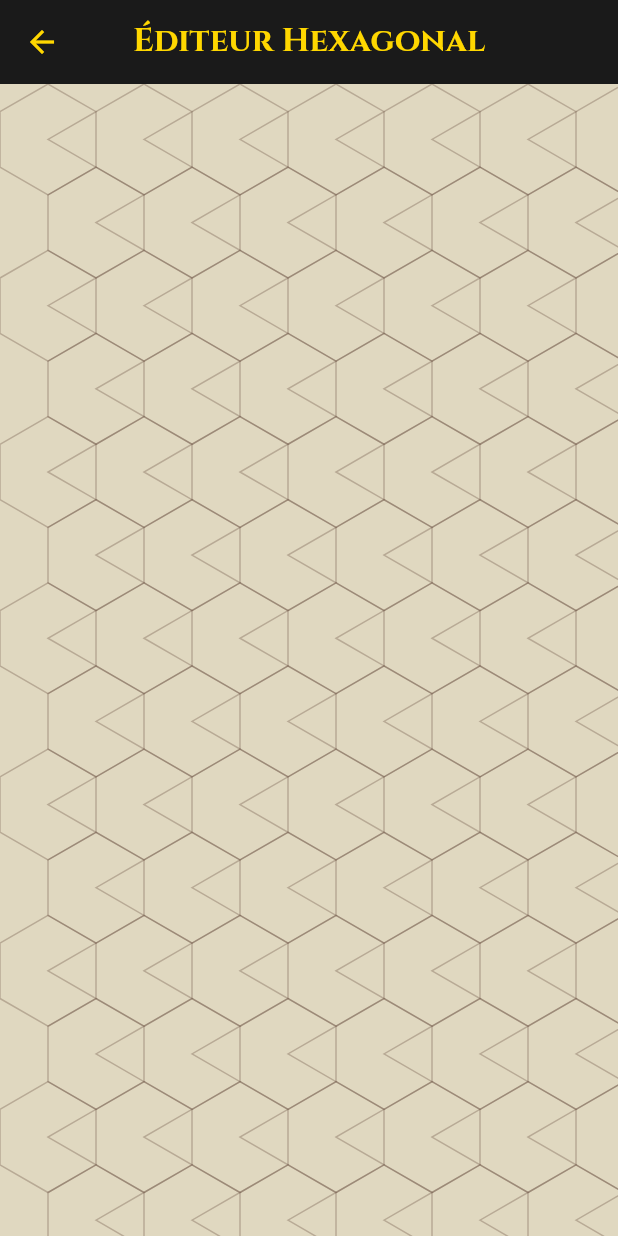
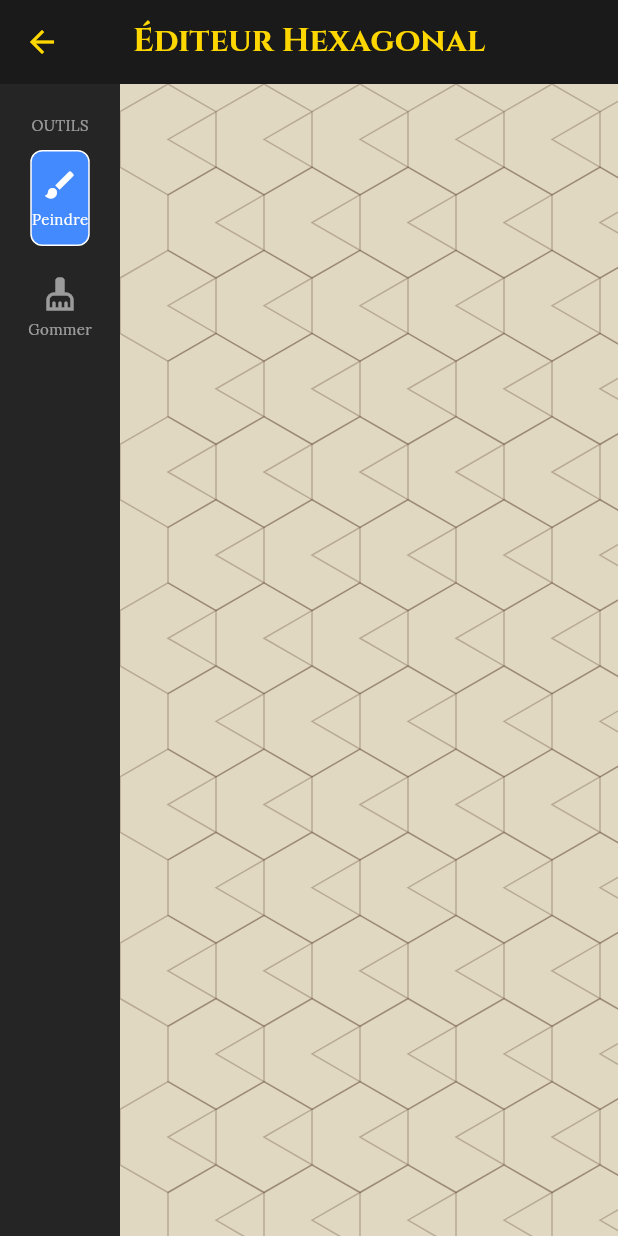
Before and after one commit to TheSecretOfUnicorn/D-D, a Flutter app: the MapEditorPage screen opened directly, on a phone screen of 412 x 824 dp. Run offline on Flutter 3.47's test engine with Material 3 defaults, Android fonts, the phone set to English and light mode, and no system bars; our stand-ins replace google_fonts, logger, share_plus, shared_preferences; accounts and stored records are empty; network calls fail.

Commit message:
Changes to be committed: 	modified:   lib/core/utils/hex_utils.dart 	modified:   lib/features/campaign_manager/data/repositories/campaign_repository.dart 	modified:   lib/features/campaign_manager/presentation/pages/campaign_dashboard_page.dart 	modified:   lib/features/campaign_manager/presentation/pages/campaign_game_page.dart 	modified:   lib/features/character_sheet/presentation/pages/character_sheet_page.dart 	modified:   lib/features/combat/data/models/combatant_model.dart 	modified:   lib/features/combat/presentation/pages/combat_page.dart 	modified:   lib/features/map_editor/presentation/pages/map_editor_page.dart 	modified:   lib/features/map_editor/presentation/painters/tile_layer_painter.dart

```diff
--- a/lib/core/utils/hex_utils.dart
+++ b/lib/core/utils/hex_utils.dart
@@ -1,8 +1,8 @@
-// Fichier : lib/features/map_editor/core/utils/hex_utils.dart
 import 'dart:math';
 import 'package:flutter/material.dart';
 
 class HexUtils {
+  // La seule valeur exacte pour éviter la dérive
   static final double sqrt3 = sqrt(3);
 
   static double width(double radius) => sqrt3 * radius;
@@ -11,7 +11,9 @@ class HexUtils {
   static Offset gridToPixel(int col, int row, double radius) {
     final w = width(radius);
     final h = height(radius);
+    // Décalage une ligne sur deux
     double x = (col * w) + ((row % 2) * (w / 2));
+    // Chevauchement vertical (3/4 de la hauteur)
     double y = row * (h * 0.75);
     return Offset(x + w / 2, y + h / 2);
   }
@@ -19,6 +21,7 @@ class HexUtils {
   static Path getHexPath(double radius) {
     final path = Path();
     for (int i = 0; i < 6; i++) {
+      // 30° = Pointe en haut (Côtés verticaux plats)
       double angleRad = (pi / 180) * (60.0 * i + 30);
       path.lineTo(radius * cos(angleRad), radius * sin(angleRad));
     }
@@ -29,6 +32,7 @@ class HexUtils {
   static Point<int> pixelToGrid(Offset localPosition, double radius, int maxCols, int maxRows) {
     Point<int>? bestPoint;
     double minDistance = double.infinity;
+    // Recherche brute simple et fiable
     for (int r = 0; r < maxRows; r++) {
       for (int c = 0; c < maxCols; c++) {
         final center = gridToPixel(c, r, radius);
--- a/lib/features/campaign_manager/presentation/pages/campaign_dashboard_page.dart
+++ b/lib/features/campaign_manager/presentation/pages/campaign_dashboard_page.dart
@@ -10,7 +10,6 @@ import '../../../character_sheet/presentation/pages/character_sheet_page.dart';
 import '../../../rules_engine/data/models/rule_system_model.dart';
 import '../../../rules_engine/data/repositories/rules_repository_impl.dart';
 import '../../../compendium/presentation/pages/compendium_page.dart';
-import '../../../combat/presentation/pages/combat_page.dart';
 import '../../../wiki/presentation/pages/wiki_page.dart';
 import 'campaign_game_page.dart';
 
@@ -322,7 +321,9 @@ class _CampaignDashboardPageState extends State<CampaignDashboardPage> with Sing
           IconButton(
             icon: const Icon(Icons.flash_on),
             tooltip: "Combat Tracker",
-            onPressed: () => Navigator.push(context, MaterialPageRoute(builder: (_) => CombatPage(characters: _characters))),
+            onPressed: () {
+               ScaffoldMessenger.of(context).showSnackBar(const SnackBar(content: Text("Entrez dans une campagne pour gérer le combat !")));
+            },
           ),
         ],
       ),
--- a/lib/features/map_editor/presentation/pages/map_editor_page.dart
+++ b/lib/features/map_editor/presentation/pages/map_editor_page.dart
@@ -1,6 +1,6 @@
-// Fichier : lib/features/map_editor/presentation/pages/map_editor_page.dart
 import 'dart:ui' as ui;
 import 'package:flutter/material.dart';
+
 import '../../domain/models/map_config_model.dart';
 import '../../../../core/utils/hex_utils.dart';
 import '../painters/grid_painter.dart';
@@ -8,10 +8,11 @@ import '../painters/tile_layer_painter.dart';
 import '../painters/background_pattern_painter.dart';
 import '../../../../core/utils/image_loader.dart';
 
-
+// Enum pour savoir quel outil est actif
+enum EditorTool { brush, eraser }
 
 class MapEditorPage extends StatefulWidget {
-  const MapEditorPage({super.key});
+  const MapEditorPage({Key? key}) : super(key: key);
 
   @override
   State<MapEditorPage> createState() => _MapEditorPageState();
@@ -30,9 +31,11 @@ class _MapEditorPageState extends State<MapEditorPage> {
 
   ui.Image? _parchmentTexture;
   ui.Image? _floorTexture;
+  bool _isLoading = true;
 
-  // CORRECTION 1 : On utilise un Set qu'on remplacera à chaque fois
-  Set<String> _paintedCells = {};
+  // --- ÉTAT DE L'ÉDITEUR ---
+  Set<String> _paintedCells = {};      // Les cases peintes
+  EditorTool _selectedTool = EditorTool.brush; // L'outil sélectionné (Pinceau par défaut)
 
   // Maths précises
   double get _hexRadius => mapConfig.cellSize / HexUtils.sqrt3;
@@ -47,11 +50,13 @@ class _MapEditorPageState extends State<MapEditorPage> {
     try {
       final parchment = await ImageLoader.loadAsset('assets/images/ui/parchment_bg.png');
       final floor = await ImageLoader.loadAsset('assets/images/tiles/stone_floor.png');
-      if (mounted) setState(() { _parchmentTexture = parchment; _floorTexture = floor; });
+      if (mounted) setState(() { _parchmentTexture = parchment; _floorTexture = floor; _isLoading = false; });
     } catch (e) { debugPrint("⚠️ Erreur Assets: $e"); }
   }
 
+  // --- GESTION DU CLIC SUR LE CANVAS ---
   void _onCanvasTap(TapUpDetails details) {
+    // 1. On trouve quelle case a été touchée
     final point = HexUtils.pixelToGrid(
       details.localPosition,
       _hexRadius,
@@ -59,36 +64,85 @@ class _MapEditorPageState extends State<MapEditorPage> {
       mapConfig.heightInCells
     );
 
+    // 2. Si le clic est valide (dans la grille)
     if (point.x >= 0 && point.y >= 0) {
       final String key = "${point.x},${point.y}";
 
-      // CORRECTION 2 : On crée une NOUVELLE copie du Set pour forcer le repaint
+      // On copie le Set pour que Flutter détecte le changement
       final newSet = Set<String>.from(_paintedCells);
-      if (newSet.contains(key)) {
-        newSet.remove(key);
-      } else {
-        newSet.add(key);
+
+      // 3. Action selon l'outil sélectionné
+      if (_selectedTool == EditorTool.brush) {
+        newSet.add(key); // Ajouter (Peindre)
+      } else if (_selectedTool == EditorTool.eraser) {
+        newSet.remove(key); // Enlever (Gommer)
       }
 
       setState(() {
-        _paintedCells = newSet; // On remplace la référence, le Painter va se réveiller !
+        _paintedCells = newSet;
       });
     }
   }
 
   @override
   Widget build(BuildContext context) {
+    // Calcul de la taille du canvas
+    final w = (mapConfig.widthInCells + 0.5) * HexUtils.width(_hexRadius);
+    final h = (mapConfig.heightInCells * 0.75 * HexUtils.height(_hexRadius)) + HexUtils.height(_hexRadius);
+
     return Scaffold(
-      appBar: AppBar(title: const Text("Éditeur Hexagonal"), backgroundColor: const Color(0xFF1a1a1a)),
+      appBar: AppBar(
+        title: const Text("Éditeur Hexagonal"),
+        backgroundColor: const Color(0xFF1a1a1a)
+      ),
       backgroundColor: const Color(0xFF121212),
-      body: LayoutBuilder(
+
+      // --- CORRECTION : ON REMET LE 'ROW' POUR AVOIR LA PALETTE A GAUCHE ---
+      body: Row(
+        children: [
+          // 1. LA PALETTE D'OUTILS (Gauche)
+          Container(
+            width: 80,
+            color: const Color(0xFF252525),
+            child: Column(
+              children: [
+                const SizedBox(height: 20),
+                const Text("OUTILS", style: TextStyle(color: Colors.white54, fontSize: 10)),
+                const SizedBox(height: 10),
+
+                // Bouton PINCEAU
+                _ToolButton(
+                  icon: Icons.brush,
+                  label: "Peindre",
+                  isSelected: _selectedTool == EditorTool.brush,
+                  onTap: () => setState(() => _selectedTool = EditorTool.brush),
+                ),
+
+                const SizedBox(height: 10),
+
+                // Bouton GOMME
+                _ToolButton(
+                  icon: Icons.cleaning_services, // ou Icons.delete
+                  label: "Gommer",
+                  isSelected: _selectedTool == EditorTool.eraser,
+                  onTap: () => setState(() => _selectedTool = EditorTool.eraser),
+                ),
+              ],
+            ),
+          ),
+
+          // 2. LE CANVAS (Droite - Expanded)
+          Expanded(
+            child: Container(
+              color: const Color(0xFF121212), // Fond de la zone de travail
+              child: LayoutBuilder(
                 builder: (context, constraints) {
                   return InteractiveViewer(
                     transformationController: _transformationController,
                     boundaryMargin: const EdgeInsets.all(double.infinity),
                     minScale: 0.1, maxScale: 5.0, constrained: false,
                     child: GestureDetector(
-              onTapUp: _onCanvasTap,
+                      onTapUp: _onCanvasTap, // C'est ici que ça se passe !
                       child: MapCanvasWidget(
                         mapConfig: mapConfig,
                         floorTexture: _floorTexture,
@@ -100,10 +154,48 @@ class _MapEditorPageState extends State<MapEditorPage> {
                   );
                 },
               ),
+            ),
+          ),
+        ],
+      ),
     );
   }
 }
 
+// Petit Widget helper pour les boutons de la palette
+class _ToolButton extends StatelessWidget {
+  final IconData icon;
+  final String label;
+  final bool isSelected;
+  final VoidCallback onTap;
+
+  const _ToolButton({Key? key, required this.icon, required this.label, required this.isSelected, required this.onTap}) : super(key: key);
+
+  @override
+  Widget build(BuildContext context) {
+    return GestureDetector(
+      onTap: onTap,
+      child: Container(
+        margin: const EdgeInsets.symmetric(horizontal: 10),
+        padding: const EdgeInsets.symmetric(vertical: 10),
+        decoration: BoxDecoration(
+          color: isSelected ? Colors.blueAccent : Colors.transparent,
+          borderRadius: BorderRadius.circular(8),
+          border: isSelected ? Border.all(color: Colors.white, width: 1) : null,
+        ),
+        child: Column(
+          children: [
+            Icon(icon, color: isSelected ? Colors.white : Colors.white54),
+            const SizedBox(height: 4),
+            Text(label, style: TextStyle(color: isSelected ? Colors.white : Colors.white54, fontSize: 10)),
+          ],
+        ),
+      ),
+    );
+  }
+}
+
+// Le Widget Canvas (Identique à avant)
 class MapCanvasWidget extends StatelessWidget {
   final MapConfig mapConfig;
   final ui.Image? floorTexture;
@@ -111,25 +203,31 @@ class MapCanvasWidget extends StatelessWidget {
   final Set<String> paintedCells;
   final double hexRadius;
 
-  const MapCanvasWidget({super.key, required this.mapConfig, this.floorTexture, this.parchmentTexture, required this.paintedCells, required this.hexRadius});
+  const MapCanvasWidget({Key? key, required this.mapConfig, this.floorTexture, this.parchmentTexture, required this.paintedCells, required this.hexRadius}) : super(key: key);
 
   @override
   Widget build(BuildContext context) {
+    // Calcul de la taille (Nécessaire pour le scroll)
     final w = (mapConfig.widthInCells + 0.5) * HexUtils.width(hexRadius);
     final h = (mapConfig.heightInCells * 0.75 * HexUtils.height(hexRadius)) + HexUtils.height(hexRadius);
 
     return Container(
       width: w, height: h,
-      decoration: const BoxDecoration(boxShadow: [BoxShadow(color: Colors.black54, blurRadius: 20)]),
+      decoration: BoxDecoration(boxShadow: [BoxShadow(color: Colors.black54, blurRadius: 20)]),
       child: Stack(
         children: [
+          // Layer 0 : Fond
           Positioned.fill(child: CustomPaint(painter: BackgroundPatternPainter(backgroundColor: mapConfig.backgroundColor, patternImage: parchmentTexture))),
+
+          // Layer 1 : Tuiles (Avec le correctif de tri Z-Index)
           RepaintBoundary(
             child: CustomPaint(
               size: Size(w, h),
               painter: TileLayerPainter(config: mapConfig, tileImage: floorTexture, paintedCells: paintedCells, radius: hexRadius),
             ),
           ),
+
+          // Layer 2 : Grille
           IgnorePointer(child: CustomPaint(size: Size(w, h), painter: GridPainter(config: mapConfig, radius: hexRadius))),
         ],
       ),
--- a/lib/features/map_editor/presentation/painters/tile_layer_painter.dart
+++ b/lib/features/map_editor/presentation/painters/tile_layer_painter.dart
@@ -1,4 +1,3 @@
-// Fichier : lib/features/map_editor/presentation/painters/tile_layer_painter.dart
 import 'package:flutter/material.dart';
 import 'dart:ui' as ui;
 import '../../domain/models/map_config_model.dart';
@@ -10,31 +9,38 @@ class TileLayerPainter extends CustomPainter {
   final Set<String> paintedCells;
   final double radius;
 
-  TileLayerPainter({required this.config, this.tileImage, required this.paintedCells, required this.radius});
+  TileLayerPainter({
+    required this.config,
+    this.tileImage,
+    required this.paintedCells,
+    required this.radius,
+  });
 
   @override
   void paint(Canvas canvas, Size size) {
-    // Si pas d'image, on ne fait rien (ou on dessine un debug rouge)
     if (tileImage == null) return;
 
     final paint = Paint();
     final hexPath = HexUtils.getHexPath(radius);
     final srcRect = Rect.fromLTWH(0, 0, tileImage!.width.toDouble(), tileImage!.height.toDouble());
 
-    // 1. TRI OBLIGATOIRE (Z-Index)
-    // On trie les cases : Ligne 0 d'abord, puis Ligne 1, etc.
-    // Cela garantit que la ligne du bas recouvre la ligne du haut (pas de triangles bizarres)
+    // --- CORRECTION CRITIQUE (Z-INDEX) ---
+    // On convertit le Set en Liste pour pouvoir le TRIER.
+    // On veut dessiner la ligne 0, puis la ligne 1, etc.
+    // Ainsi, la case du DESSOUS recouvre proprement la pointe de la case du DESSUS.
     final sortedKeys = paintedCells.toList()
       ..sort((a, b) {
         final pa = a.split(',');
         final pb = b.split(',');
         final rowA = int.parse(pa[1]);
         final rowB = int.parse(pb[1]);
+
+        // Tri vertical prioritaire (Y croissant)
         if (rowA != rowB) return rowA.compareTo(rowB);
+        // Puis tri horizontal (X croissant)
         return int.parse(pa[0]).compareTo(int.parse(pb[0]));
       });
 
-    // 2. DESSIN
     for (String key in sortedKeys) {
       final parts = key.split(',');
       final center = HexUtils.gridToPixel(int.parse(parts[0]), int.parse(parts[1]), radius);
@@ -43,8 +49,13 @@ class TileLayerPainter extends CustomPainter {
       canvas.translate(center.dx, center.dy);
       canvas.clipPath(hexPath);
 
-      // On dessine un tout petit peu plus grand (x2.02) pour éviter les traits blancs entre les tuiles
-      final dstRect = Rect.fromCenter(center: Offset.zero, width: radius * 2.02, height: radius * 2.02);
+      // On dessine l'image très légèrement plus grande (x2.02) pour éviter les micro-fissures
+      final dstRect = Rect.fromCenter(
+        center: Offset.zero,
+        width: radius * 2.02,
+        height: radius * 2.02
+      );
+
       canvas.drawImageRect(tileImage!, srcRect, dstRect, paint);
       canvas.restore();
     }
@@ -52,8 +63,9 @@ class TileLayerPainter extends CustomPainter {
 
   @override
   bool shouldRepaint(covariant TileLayerPainter oldDelegate) {
-    // Force le redessin si la liste change (via notre fix setState)
-    return paintedCells != oldDelegate.paintedCells ||
-           tileImage != oldDelegate.tileImage;
+    // --- CORRECTION RAFRAÎCHISSEMENT ---
+    // On retourne 'true' temporairement pour forcer Flutter à redessiner à chaque frame
+    // si jamais le Set n'est pas détecté comme modifié.
+    return true;
   }
 }
```
Also changed, not shown: lib/features/campaign_manager/data/repositories/campaign_repository.dart (+48 -53 lines), lib/features/campaign_manager/presentation/pages/campaign_game_page.dart (+19 -26 lines), lib/features/character_sheet/presentation/pages/character_sheet_page.dart (+47 -19 lines), lib/features/combat/data/models/combatant_model.dart (+22 -18 lines), lib/features/combat/presentation/pages/combat_page.dart (+111 -101 lines). Lines whose indentation alone changed are shown as unchanged.
